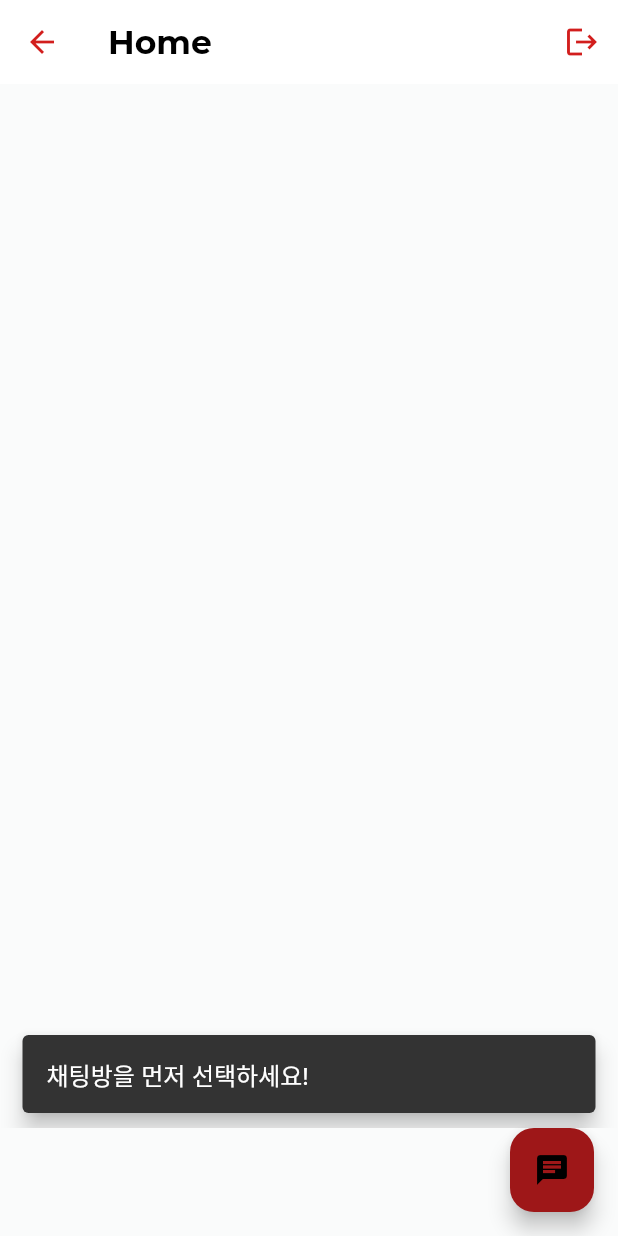
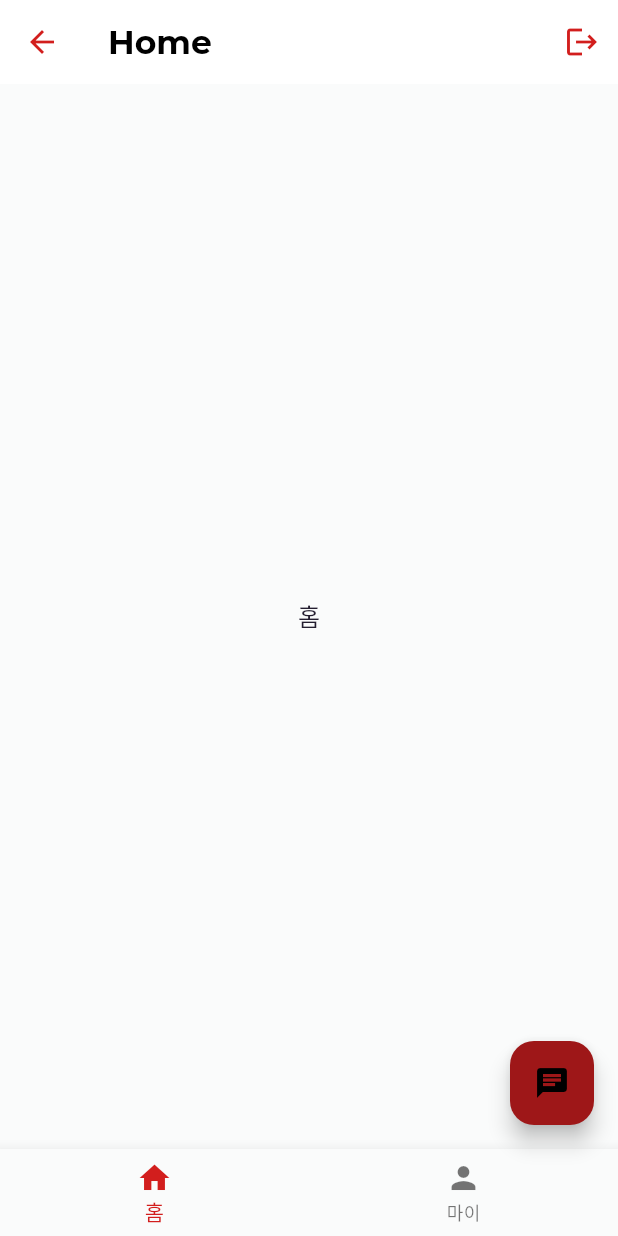
Before and after one commit to aw-birdgang/saiondo, a Flutter app: the HomeScreen screen opened by its route, after a tap on the "chat" icon, on a phone screen of 412 x 824 dp. Run offline on Flutter 3.47's test engine with Material 3 defaults, Android fonts, the light colour scheme and no system bars; our stand-ins replace curved_navigation_bar, dio, either_dart, event_bus, flutter_mobx, get_it and 8 more; missing offline and left inert: xxtea; accounts and stored records are empty; generated files the repository leaves out were written again; statements that could not run were skipped.

Commit message:
[frontend-app] added tabs

```diff
--- a/frontend/app/lib/presentation/home/home.dart
+++ b/frontend/app/lib/presentation/home/home.dart
@@ -17,10 +17,23 @@ class _HomeScreenState extends State<HomeScreen> {
   final logger = getIt<Logger>();
   final AuthStore _authStore = getIt<AuthStore>();
 
+  int _selectedIndex = 0;
+
+  final List<Widget> _screens = [
+    Center(child: Text('홈')),
+    Center(child: Text('마이페이지')),
+  ];
+
   @override
   void initState() {
     super.initState();
     _authStore.loadAuthFromPrefs();
+  }
+
+  void _onTabTapped(int index) {
+    setState(() {
+      _selectedIndex = index;
+    });
   }
 
   @override
@@ -56,15 +69,12 @@ class _HomeScreenState extends State<HomeScreen> {
           if (myUserId == null) {
             return Center(child: CircularProgressIndicator());
           }
-          return Container();
+          return _screens[_selectedIndex];
         },
       ),
       floatingActionButton: FloatingActionButton(
         onPressed: () {
           if (_authStore.roomId == null) {
-            ScaffoldMessenger.of(context).showSnackBar(
-              SnackBar(content: Text('채팅방을 먼저 선택하세요!')),
-            );
             return;
           }
           Navigator.pushNamed(
@@ -79,6 +89,20 @@ class _HomeScreenState extends State<HomeScreen> {
         child: Icon(Icons.chat),
         tooltip: 'Start Chat',
       ),
+      bottomNavigationBar: BottomNavigationBar(
+        currentIndex: _selectedIndex,
+        onTap: _onTabTapped,
+        items: const [
+          BottomNavigationBarItem(
+            icon: Icon(Icons.home),
+            label: '홈',
+          ),
+          BottomNavigationBarItem(
+            icon: Icon(Icons.person),
+            label: '마이',
+          ),
+        ],
+      ),
     );
   }
 }
```
